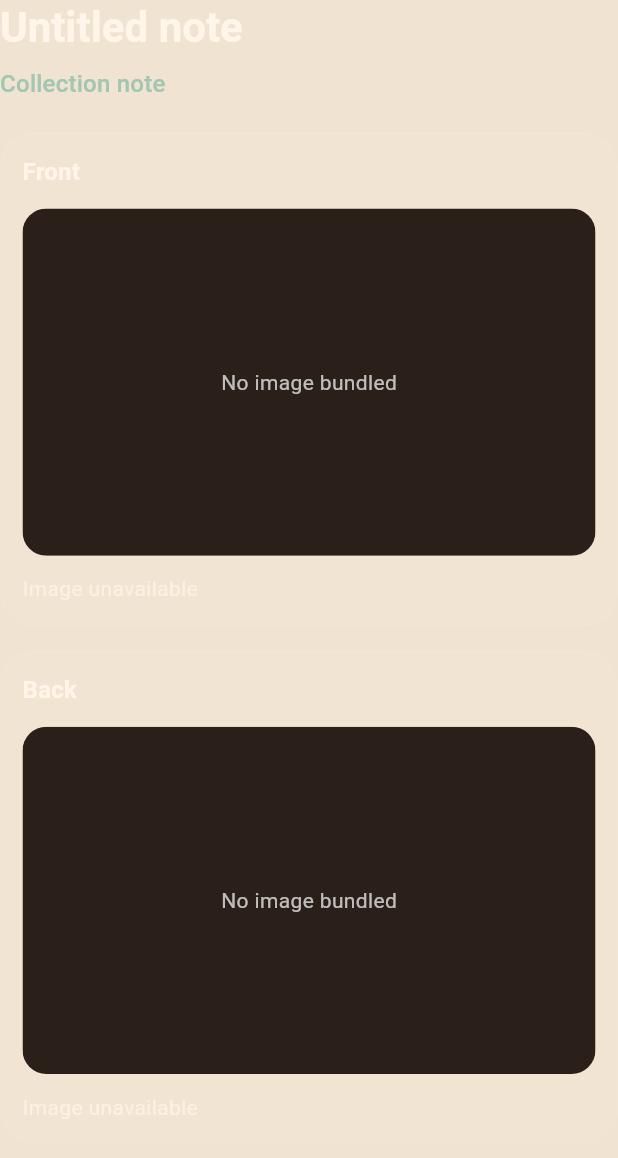
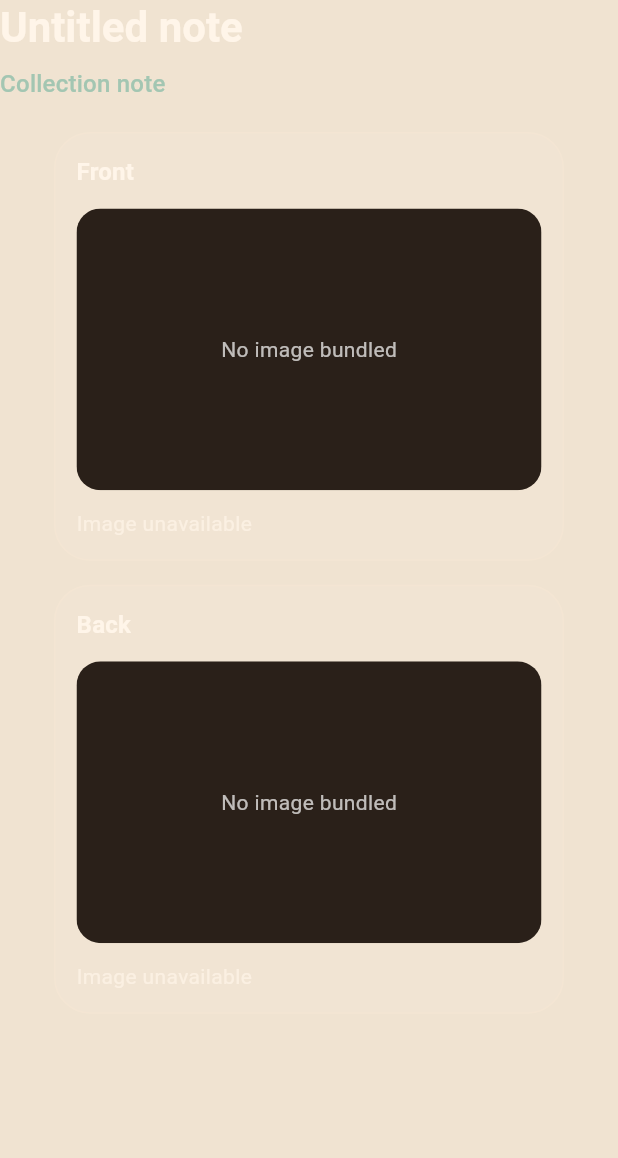
Before and after one commit to dompuiu/noteharbor, a Flutter app: the _ImagesPanel widget shown alone on an empty page, opened directly with empty values, on a phone screen of 412 x 824 dp. Shown: the top 1158 px of the screen. Run offline on Flutter 3.47's test engine with Material 3 defaults, Android fonts, the phone set to English and light mode, and no system bars.

Commit message:
New layout.

```diff
--- a/apps/viewer/flutter/lib/features/slideshow/note_slideshow_screen.dart
+++ b/apps/viewer/flutter/lib/features/slideshow/note_slideshow_screen.dart
@@ -244,9 +244,11 @@ class _NoteSlideshowScreenState extends State<NoteSlideshowScreen> {
                                                   return Row(
                                                     crossAxisAlignment: CrossAxisAlignment.stretch,
                                                     children: [
-                                                      ConstrainedBox(
-                                                        constraints: const BoxConstraints(maxWidth: _kSlideshowImagesMaxWidth),
+                                                      SizedBox(
+                                                        width: _kSlideshowImagesMaxWidth,
+                                                        child: SingleChildScrollView(
                                                           child: _ImagesPanel(note: note, onTapImage: _openImageViewer),
+                                                        ),
                                                       ),
                                                       const SizedBox(width: 24),
                                                       Expanded(child: _MetaPanel(note: note)),
@@ -257,7 +259,11 @@ class _NoteSlideshowScreenState extends State<NoteSlideshowScreen> {
                                                 return Column(
                                                   crossAxisAlignment: CrossAxisAlignment.stretch,
                                                   children: [
-                                                    _ImagesPanel(note: note, onTapImage: _openImageViewer),
+                                                    Flexible(
+                                                      child: SingleChildScrollView(
+                                                        child: _ImagesPanel(note: note, onTapImage: _openImageViewer),
+                                                      ),
+                                                    ),
                                                     const SizedBox(height: 24),
                                                     Expanded(child: _MetaPanel(note: note)),
                                                   ],
@@ -315,13 +321,11 @@ class _ImagesPanel extends StatelessWidget {
   Widget build(BuildContext context) {
     return LayoutBuilder(
       builder: (context, constraints) {
-        final twoUp = constraints.maxWidth >= 720;
-        final cardWidth = twoUp
-            ? (((constraints.maxWidth - 16) / 2).clamp(0.0, _kSlideshowImageCardMaxWidth) as num).toDouble()
-            : constraints.maxWidth;
+        final cardWidth = (constraints.maxWidth.clamp(0.0, _kSlideshowImageCardMaxWidth) as num).toDouble();
 
         return Column(
           crossAxisAlignment: CrossAxisAlignment.start,
+          mainAxisSize: MainAxisSize.min,
           children: [
             Text(
               note.title,
@@ -336,9 +340,12 @@ class _ImagesPanel extends StatelessWidget {
               style: Theme.of(context).textTheme.titleMedium?.copyWith(color: const Color(0xFFA3C6B2)),
             ),
             const SizedBox(height: 20),
-            Wrap(
-              spacing: 16,
-              runSpacing: 16,
+            Align(
+              alignment: Alignment.topCenter,
+              child: SizedBox(
+                width: cardWidth,
+                child: Column(
+                  mainAxisSize: MainAxisSize.min,
                   children: [
                     _ImageCard(
                       width: cardWidth,
@@ -346,6 +353,7 @@ class _ImagesPanel extends StatelessWidget {
                       imagePath: note.previewFor('front')?.assetPath,
                       onTap: () => onTapImage(note, 'front'),
                     ),
+                    const SizedBox(height: 16),
                     _ImageCard(
                       width: cardWidth,
                       label: 'Back',
@@ -353,6 +361,8 @@ class _ImagesPanel extends StatelessWidget {
                       onTap: () => onTapImage(note, 'back'),
                     ),
                   ],
+                ),
+              ),
             ),
           ],
         );
```
Lines whose indentation alone changed are shown as unchanged.
